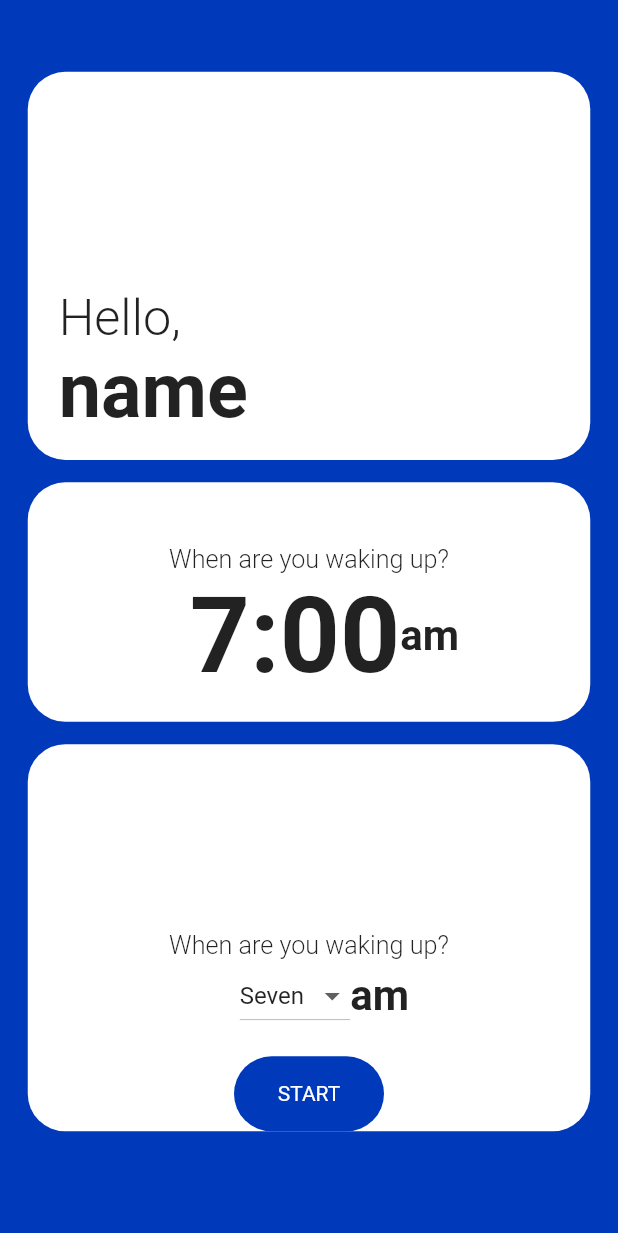
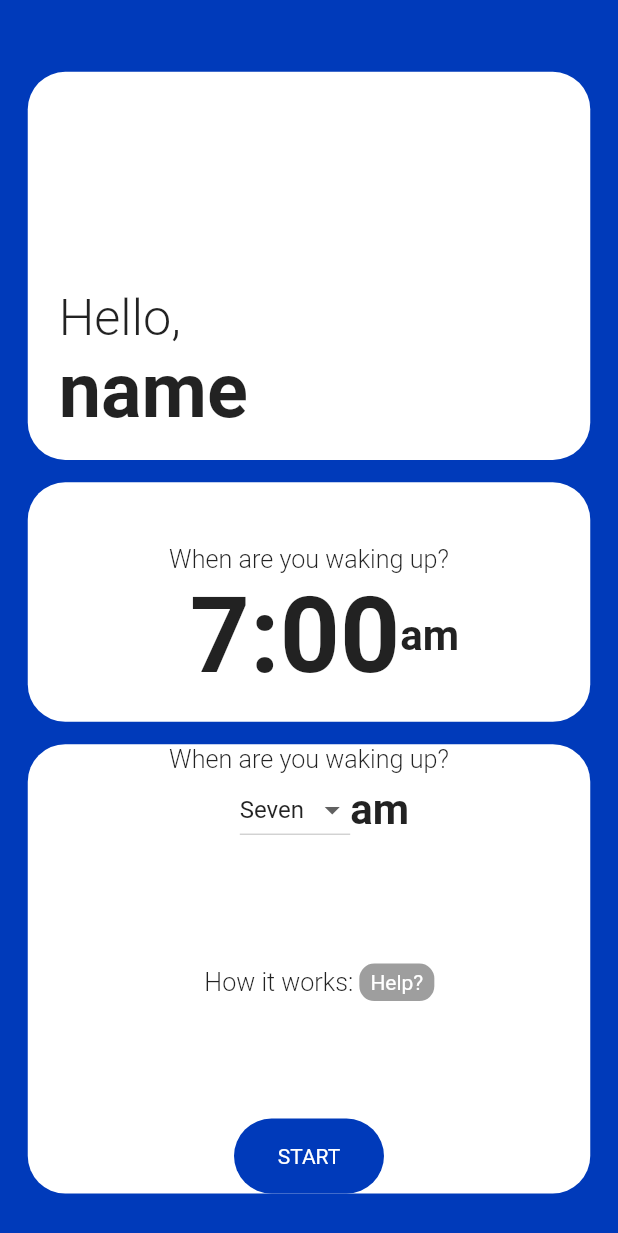
Before and after one commit to Awesomeaa/sleep, a Flutter app: the first screen one second after launch, on a phone screen of 412 x 824 dp. Shown: the top 1233 px of the screen. Run offline on Flutter 3.47's test engine with Material 2 defaults, Android fonts, the phone set to English and light mode, and no system bars; our stand-ins replace flare_flutter, shared_preferences; missing offline and left inert: screen; statements that could not run were skipped.

Commit message:
Many Changes: Added a swipe up, help button, and a few bug fixes. Some optimizations were also made

```diff
--- a/lib/main.dart
+++ b/lib/main.dart
@@ -10,12 +10,10 @@ void main() => runApp(MyApp());
 int milleseconds = 0;
 int addmilli = 0;
 var startup = false;
-String name = "name";
 bool nameSave = true;
 bool nameBool = true;
 int countMilli = 0;
 int addCountMilli = 0;
-
 class MyApp extends StatelessWidget {
   // This widget is the root of your application.
   @override
--- a/lib/pages/homePage.dart
+++ b/lib/pages/homePage.dart
@@ -7,11 +7,11 @@ import "package:flare_flutter/flare_actor.dart";
 import 'package:shared_preferences/shared_preferences.dart';
 import 'package:sleep/pages/startPage.dart';
 import 'package:sleep/main.dart';
+import 'package:screen/screen.dart';
 
 Stopwatch stop = new Stopwatch();
 Stopwatch stop1 = new Stopwatch();
 Stopwatch sleepTime = new Stopwatch();
-
 int dropdownInt = 7;
 
 class HomePage extends StatefulWidget {
@@ -58,7 +58,6 @@ class _HomePageState extends State<HomePage> with WidgetsBindingObserver {
         break;
     }
   }
-  int ii = 0;
   bool boolt = false;
   Color _textColor = Color(0xff003ABA);
   bool tapped =false;
@@ -70,6 +69,7 @@ class _HomePageState extends State<HomePage> with WidgetsBindingObserver {
   int timeLeft = 0;
   @override
   Widget build(BuildContext context) {
+    Screen.keepOn(true);
     switch(dropdownValue){
       case "One":
         dropdownInt = 1;
@@ -132,7 +132,7 @@ class _HomePageState extends State<HomePage> with WidgetsBindingObserver {
       Container(
         child: Text("The time is",
             style: TextStyle(fontSize: 20, color: Colors.white)),
-        padding: EdgeInsets.only(top: height / 22.4),
+        padding: EdgeInsets.only(top: height / 15.4),
       ),
       Container(
         child: RichText(
--- a/lib/pages/startPage.dart
+++ b/lib/pages/startPage.dart
@@ -8,6 +8,8 @@ String dropdownValue = "Seven";
 bool isStart = false;
 final textFieldController = TextEditingController();
 String startText = "START";
+bool swipeUp = false;
+String name = "name";
 
 class StartPage extends StatefulWidget {
   _StartPageState createState() => _StartPageState();
@@ -22,8 +24,9 @@ class _StartPageState extends State<StartPage> {
   }
 
   @override
-  void dispose() {}
-
+  void dispose() {
+    super.dispose();
+  }
   @override
   Widget build(BuildContext context) {
     switch (dropdownValue) {
@@ -127,7 +130,7 @@ class _StartPageState extends State<StartPage> {
                                 fontWeight: FontWeight.bold, fontSize: 50.4)),
                         onTap: () {
                           setState(() {
-                            _ackAlert(context);
+                            _inputName(context);
                           });
                         },
                       ),
@@ -176,24 +179,23 @@ class _StartPageState extends State<StartPage> {
                 ),
               ),
               Container(
-                alignment: Alignment.center,
+                alignment: Alignment.topCenter,
                 width: 375,
                 margin: EdgeInsets.only(top: height / 55.2, bottom: 0),
-                padding: EdgeInsets.only(top: height * .15),
                 decoration: BoxDecoration(
                     color: Colors.white,
                     borderRadius: BorderRadius.circular(25)),
                 child: Column(
                   children: <Widget>[
                     Container(
-                        alignment: Alignment.center,
+                        alignment: Alignment.topCenter,
                         child: Text(
                           "When are you waking up?",
                           style: TextStyle(
                               fontWeight: FontWeight.w300, fontSize: 16.8),
                         )),
                     Container(
-                      alignment: Alignment.center,
+                      alignment: Alignment.topCenter,
                       padding: EdgeInsets.only(bottom: height / 50),
                       child: Row(
                         mainAxisAlignment: MainAxisAlignment.center,
@@ -237,34 +239,124 @@ class _StartPageState extends State<StartPage> {
                       margin: EdgeInsets.only(left: width / 20),
                     ),
                     GestureDetector(
+                        onTap: () {
+                          setState(() {
+                            _help(context);
+                          });
+                        },
+                        child: Container(
+                            padding: EdgeInsets.only(top: height * .075),
+                            child: Column(
+                              children: <Widget>[
+                                Container(
+                                  margin: EdgeInsets.only(
+                                      left: width / 3.5, bottom: height / 50),
+                                  alignment: Alignment.center,
+                                  child: Row(
+                                    children: <Widget>[
+                                      Container(
+                                        alignment: Alignment.center,
+                                        child: Text(
+                                          "How it works: ",
+                                          style: TextStyle(
+                                              fontWeight: FontWeight.w300,
+                                              fontSize: 16.8),
+                                        ),
+                                      ),
+                                      Container(
+                                        alignment: Alignment.center,
+                                        width: 50,
+                                        height: 25,
+                                        decoration: BoxDecoration(
+                                            borderRadius:
+                                                BorderRadius.circular(10),
+                                            color: Colors.grey),
+                                        child: Container(
+                                            alignment: Alignment.center,
+                                            child: Text(
+                                              "Help?",
+                                              textAlign: TextAlign.center,
+                                              style: TextStyle(
+                                                  color: Colors.white),
+                                            )),
+                                      )
+                                    ],
+                                  ),
+                                ),
+                              ],
+                            ))),
+                    Container(
+                      padding: EdgeInsets.only(top: height * .075),
+                      child: GestureDetector(
                         child: Container(
                           width: 100,
                           height: 50,
                           decoration: BoxDecoration(
                               borderRadius: BorderRadius.circular(50),
                               color: Color(0xff003ABA)),
-                        child: Container(alignment: Alignment.center, child: Text(startText, textAlign: TextAlign.center, style: TextStyle(color: Colors.white),)),
+                          child: Container(
+                              alignment: Alignment.center,
+                              child: Text(
+                                startText,
+                                textAlign: TextAlign.center,
+                                style: TextStyle(color: Colors.white),
+                              )),
                           padding: EdgeInsets.only(bottom: 0),
                         ),
                         onTap: () {
                           isStart = !isStart;
                           if (startText == "STOP") {
                             setState(() {
+                              swipeUp = false;
                               startText = "START";
                             });
                           } else {
                             setState(() {
+                              swipeUp = true;
                               startText = "STOP";
                             });
                           }
                         },
                       ),
+                    ),
+                    Visibility(
+                      visible: swipeUp,
+                      child: Container(
+                        child: Row(
+                          mainAxisAlignment: MainAxisAlignment.center,
+                          children: <Widget>[
+                            Container(
+                              decoration: BoxDecoration(
+                          color: Color(0xff003ABA),
+                        ),
+                              padding: EdgeInsets.only(top: 5, left: 5,bottom: 5),
+                              alignment: Alignment.bottomCenter,
+                              margin: EdgeInsets.only(top: 20),
+                              child: Text(
+                                "SWIPE UP",
+                                style: TextStyle(color: Colors.white),
+                              ),
+                            ),
+                            Container(
+                              decoration: BoxDecoration(
+                          color: Color(0xff003ABA),
+                        ),
+                              padding: EdgeInsets.all(1.5),
+                              alignment: Alignment.bottomCenter,
+                              margin: EdgeInsets.only(top: 20),
+                              child: Icon(
+                                Icons.arrow_upward,
+                                color: Colors.white,
+                              ),
+                            ),
                           ],
                         ),
                       ),
-              Container(
-
                     )
+                  ],
+                ),
+              ),
+              Container()
             ],
           ),
         ),
@@ -277,7 +369,7 @@ class _StartPageState extends State<StartPage> {
   }
 }
 
-Future<void> _ackAlert(BuildContext context) {
+Future<void> _inputName(BuildContext context) {
   return showDialog<void>(
     context: context,
     builder: (BuildContext context) {
@@ -286,8 +378,8 @@ Future<void> _ackAlert(BuildContext context) {
         content: TextField(
           controller: textFieldController,
           decoration: InputDecoration(
-            border: InputBorder.none,
-          ),
+              border: OutlineInputBorder(
+                  borderSide: BorderSide(color: Colors.grey))),
         ),
         actions: <Widget>[
           FlatButton(
@@ -301,28 +393,24 @@ Future<void> _ackAlert(BuildContext context) {
     },
   );
 }
-class SlideRightRoute extends PageRouteBuilder {
-  final Widget page;
-  SlideRightRoute({this.page})
-      : super(
-          pageBuilder: (
-            BuildContext context,
-            Animation<double> animation,
-            Animation<double> secondaryAnimation,
-          ) =>
-              page,
-          transitionsBuilder: (
-            BuildContext context,
-            Animation<double> animation,
-            Animation<double> secondaryAnimation,
-            Widget child,
-          ) =>
-              SlideTransition(
-                position: Tween<Offset>(
-                  begin: const Offset(-1, 0),
-                  end: Offset.zero,
-                ).animate(animation),
-                child: child,
+
+Future<void> _help(BuildContext context) {
+  return showDialog<void>(
+    context: context,
+    builder: (BuildContext context) {
+      return AlertDialog(
+        title: Text('Help'),
+        content: Text(
+            "Once you have pressed the start button, your phone will go to sleep and any time spent on your phone before your scheduled wake up time will be recorded. Please put your phone on do not disturb and please do not turn off your phone.(leave it on home page of app). By leaving it on homepage the screen will slowly go black to give the apperance that it has fallen asleep so that your phone will not overheat or lose much battery overnight."),
+        actions: <Widget>[
+          FlatButton(
+            child: Text('Ok'),
+            onPressed: () {
+              Navigator.of(context).pop();
+            },
           ),
+        ],
+      );
+    },
   );
 }
--- a/pubspec.yaml
+++ b/pubspec.yaml
@@ -14,7 +14,7 @@ description: A new Flutter project.
 version: 1.0.0+1
 
 environment:
-  sdk: ">=2.1.0 <3.0.0"
+  sdk: ">=2.2.2 <3.0.0"
 
 dependencies:
   flutter:
@@ -26,6 +26,7 @@ dependencies:
   cupertino_icons: ^0.1.2
   intl: ^0.15.7
   flare_flutter: any
+  screen: any
 dev_dependencies:
   flutter_test:
     sdk: flutter
```
Also changed, not shown: pubspec.lock, 1 other file. Lines whose indentation alone changed are shown as unchanged.
